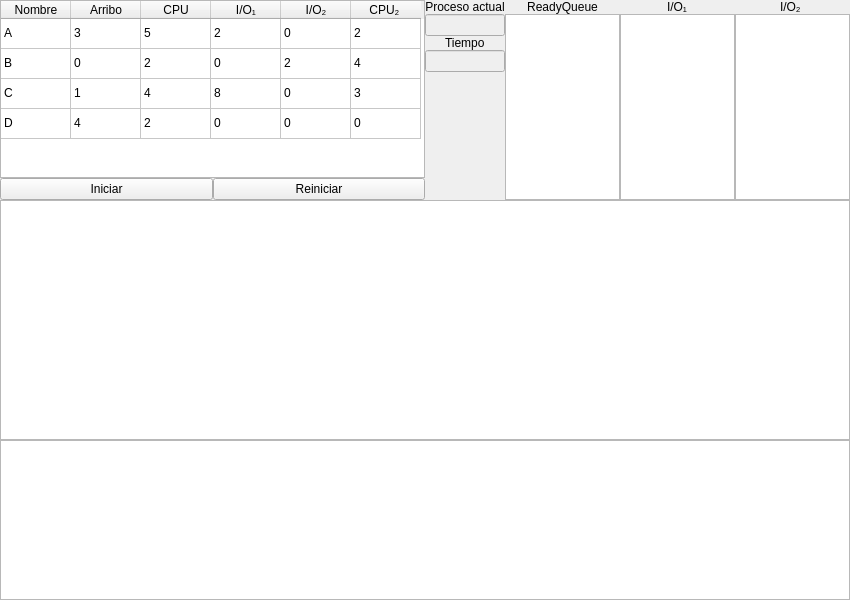
braiaantt/fifoGantt, file mainwindow.ui: the form before one commit.
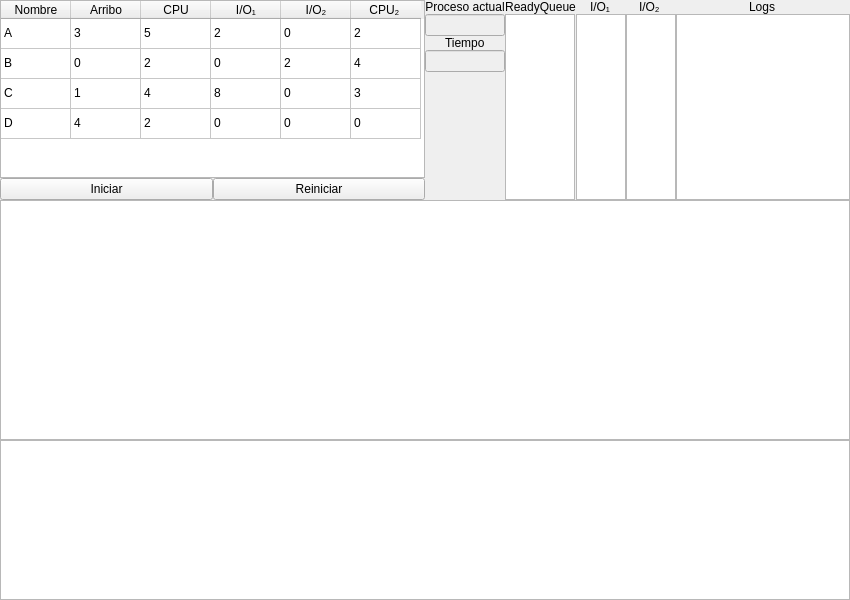
The form after the commit.

Commit message: implementación de logs y mostrarlos en el listWidgetLogs

```diff
--- a/mainwindow.ui
+++ b/mainwindow.ui
@@ -377,7 +377,7 @@
           </item>
           <item>
            <layout class="QVBoxLayout" name="verticalLayout_4">
-            <item>
+            <item alignment="Qt::AlignHCenter">
              <widget class="QLabel" name="label">
               <property name="text">
                <string>ReadyQueue</string>
@@ -389,6 +389,12 @@
             </item>
             <item>
              <widget class="QListWidget" name="listWidgetReadyQueue">
+              <property name="maximumSize">
+               <size>
+                <width>70</width>
+                <height>16777215</height>
+               </size>
+              </property>
               <property name="focusPolicy">
                <enum>Qt::NoFocus</enum>
               </property>
@@ -410,6 +416,12 @@
             </item>
             <item>
              <widget class="QListWidget" name="listWidgetInputOutputOne">
+              <property name="maximumSize">
+               <size>
+                <width>50</width>
+                <height>16777215</height>
+               </size>
+              </property>
               <property name="focusPolicy">
                <enum>Qt::NoFocus</enum>
               </property>
@@ -428,6 +440,30 @@
             </item>
             <item>
              <widget class="QListWidget" name="listWidgetInputOutputTwo">
+              <property name="maximumSize">
+               <size>
+                <width>50</width>
+                <height>16777215</height>
+               </size>
+              </property>
+              <property name="focusPolicy">
+               <enum>Qt::NoFocus</enum>
+              </property>
+             </widget>
+            </item>
+           </layout>
+          </item>
+          <item>
+           <layout class="QVBoxLayout" name="verticalLayout_8">
+            <item alignment="Qt::AlignHCenter">
+             <widget class="QLabel" name="label_6">
+              <property name="text">
+               <string>Logs</string>
+              </property>
+             </widget>
+            </item>
+            <item>
+             <widget class="QListWidget" name="listWidgetLogs">
               <property name="focusPolicy">
                <enum>Qt::NoFocus</enum>
               </property>
```
Left out of the diff: 30 changed lines with no effect on the pictures. The commit also changes 3 other files.
